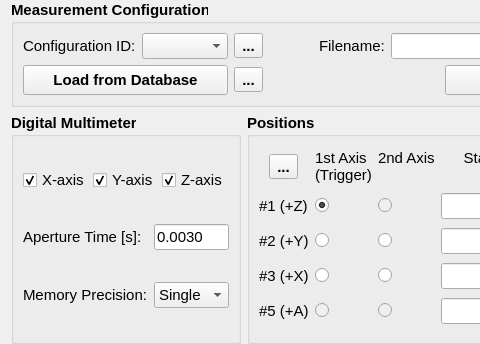
Before: the Qt Designer form hallbench/gui/ui/configurationwidget.ui in lnls-ima/hall-bench-control, drawn with Qt 5; both pictures show x 0 to 480 and y 0 to 344 of the 1200 by 344 pixel window.
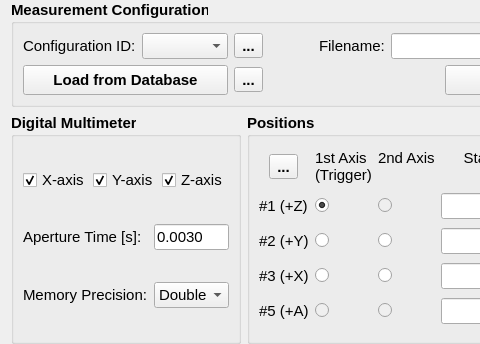
After: the same form once the commit is applied. Icons and pictures are not drawn.

Commit message: Add widget to view temperature and current readings

Patch:
```diff
--- a/hallbench/gui/ui/configurationwidget.ui
+++ b/hallbench/gui/ui/configurationwidget.ui
@@ -463,6 +463,9 @@
           <bold>false</bold>
          </font>
         </property>
+        <property name="currentIndex">
+         <number>1</number>
+        </property>
         <item>
          <property name="text">
           <string>Single</string>
```
The commit also changes 12 other files.
